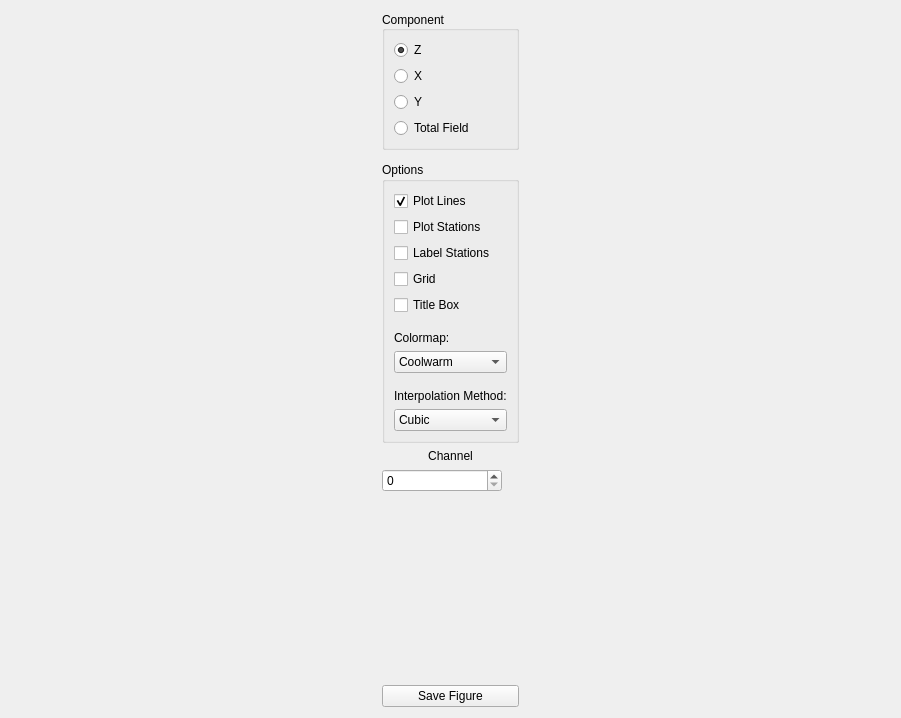
This is src/qt_ui/contour_map.ui in Eric-Meunier/Processor-Suite as Qt 5 draws it before an edit. The edited form follows.
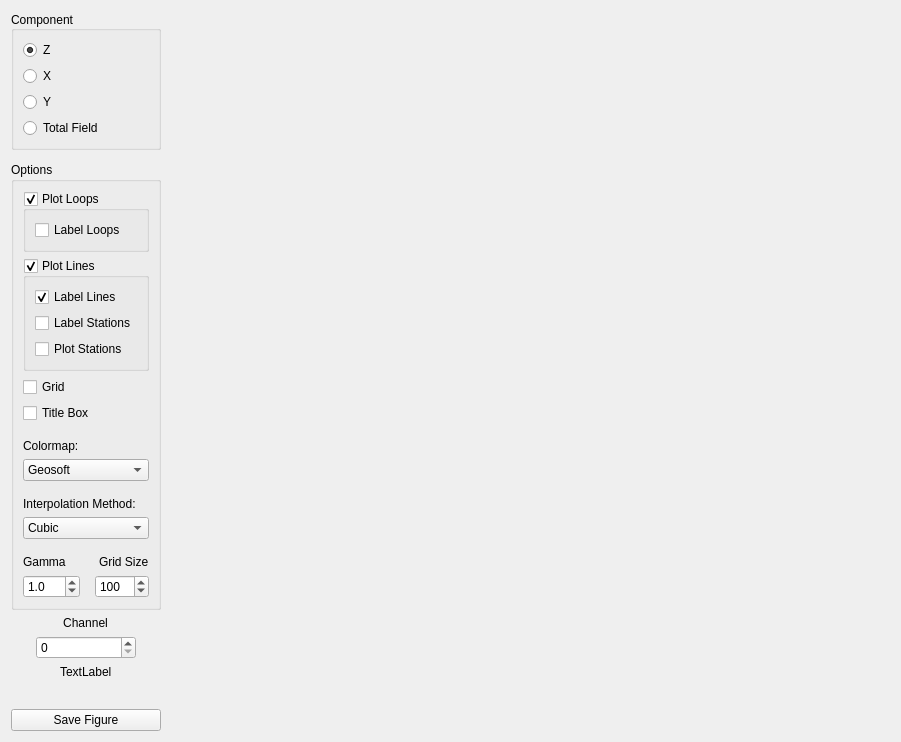
This is the edited form.

Commit message: Added channel time to ContourMap

```diff
--- a/src/qt_ui/contour_map.ui
+++ b/src/qt_ui/contour_map.ui
@@ -14,29 +14,100 @@
    <string>Form</string>
   </property>
   <layout class="QGridLayout" name="gridLayout">
-   <item row="4" column="0">
+   <item row="5" column="0" alignment="Qt::AlignHCenter">
     <widget class="QSpinBox" name="channel_spinbox">
      <property name="sizePolicy">
-      <sizepolicy hsizetype="Preferred" vsizetype="Fixed">
+      <sizepolicy hsizetype="Fixed" vsizetype="Preferred">
        <horstretch>0</horstretch>
        <verstretch>0</verstretch>
       </sizepolicy>
      </property>
      <property name="minimumSize">
       <size>
-       <width>0</width>
+       <width>100</width>
        <height>0</height>
       </size>
      </property>
      <property name="maximumSize">
       <size>
-       <width>120</width>
+       <width>16777215</width>
        <height>16777215</height>
       </size>
      </property>
     </widget>
    </item>
-   <item row="3" column="0" alignment="Qt::AlignHCenter">
+   <item row="0" column="0" rowspan="2">
+    <widget class="QGroupBox" name="groupBox_2">
+     <property name="sizePolicy">
+      <sizepolicy hsizetype="Fixed" vsizetype="Preferred">
+       <horstretch>0</horstretch>
+       <verstretch>0</verstretch>
+      </sizepolicy>
+     </property>
+     <property name="minimumSize">
+      <size>
+       <width>150</width>
+       <height>0</height>
+      </size>
+     </property>
+     <property name="maximumSize">
+      <size>
+       <width>150</width>
+       <height>16777215</height>
+      </size>
+     </property>
+     <property name="title">
+      <string>Component</string>
+     </property>
+     <property name="alignment">
+      <set>Qt::AlignLeading|Qt::AlignLeft|Qt::AlignVCenter</set>
+     </property>
+     <property name="flat">
+      <bool>false</bool>
+     </property>
+     <layout class="QVBoxLayout" name="verticalLayout_2">
+      <item>
+       <widget class="QRadioButton" name="z_rbtn">
+        <property name="text">
+         <string>Z</string>
+        </property>
+        <property name="checked">
+         <bool>true</bool>
+        </property>
+       </widget>
+      </item>
+      <item>
+       <widget class="QRadioButton" name="x_rbtn">
+        <property name="text">
+         <string>X</string>
+        </property>
+       </widget>
+      </item>
+      <item>
+       <widget class="QRadioButton" name="y_rbtn">
+        <property name="text">
+         <string>Y</string>
+        </property>
+       </widget>
+      </item>
+      <item>
+       <widget class="QRadioButton" name="tf_rbtn">
+        <property name="text">
+         <string>Total Field</string>
+        </property>
+       </widget>
+      </item>
+     </layout>
+    </widget>
+   </item>
+   <item row="0" column="1" rowspan="12" colspan="2">
+    <layout class="QGridLayout" name="map_layout">
+     <property name="sizeConstraint">
+      <enum>QLayout::SetDefaultConstraint</enum>
+     </property>
+    </layout>
+   </item>
+   <item row="4" column="0" alignment="Qt::AlignHCenter">
     <widget class="QLabel" name="label">
      <property name="text">
       <string>Channel</string>
@@ -46,102 +117,250 @@
      </property>
     </widget>
    </item>
-   <item row="5" column="0">
+   <item row="13" column="0">
+    <widget class="QPushButton" name="save_figure_btn">
+     <property name="text">
+      <string>Save Figure</string>
+     </property>
+    </widget>
+   </item>
+   <item row="13" column="1">
+    <spacer name="horizontalSpacer">
+     <property name="orientation">
+      <enum>Qt::Horizontal</enum>
+     </property>
+     <property name="sizeType">
+      <enum>QSizePolicy::Fixed</enum>
+     </property>
+     <property name="sizeHint" stdset="0">
+      <size>
+       <width>10</width>
+       <height>20</height>
+      </size>
+     </property>
+    </spacer>
+   </item>
+   <item row="11" column="0">
     <spacer name="verticalSpacer">
      <property name="orientation">
       <enum>Qt::Vertical</enum>
      </property>
+     <property name="sizeType">
+      <enum>QSizePolicy::Expanding</enum>
+     </property>
      <property name="sizeHint" stdset="0">
       <size>
-       <width>20</width>
-       <height>40</height>
+       <width>0</width>
+       <height>0</height>
       </size>
      </property>
     </spacer>
    </item>
-   <item row="2" column="0">
+   <item row="13" column="2">
+    <layout class="QVBoxLayout" name="toolbar_layout">
+     <property name="spacing">
+      <number>6</number>
+     </property>
+     <property name="sizeConstraint">
+      <enum>QLayout::SetDefaultConstraint</enum>
+     </property>
+    </layout>
+   </item>
+   <item row="3" column="0">
     <widget class="QGroupBox" name="groupBox">
+     <property name="sizePolicy">
+      <sizepolicy hsizetype="Fixed" vsizetype="Preferred">
+       <horstretch>0</horstretch>
+       <verstretch>0</verstretch>
+      </sizepolicy>
+     </property>
      <property name="minimumSize">
       <size>
        <width>130</width>
        <height>0</height>
       </size>
      </property>
+     <property name="maximumSize">
+      <size>
+       <width>150</width>
+       <height>16777215</height>
+      </size>
+     </property>
      <property name="title">
       <string>Options</string>
      </property>
-     <layout class="QVBoxLayout" name="verticalLayout">
-      <item>
-       <widget class="QCheckBox" name="plot_lines_cbox">
+     <layout class="QGridLayout" name="gridLayout_2">
+      <item row="14" column="0">
+       <widget class="QDoubleSpinBox" name="gamma_spinbox">
+        <property name="sizePolicy">
+         <sizepolicy hsizetype="Maximum" vsizetype="Fixed">
+          <horstretch>0</horstretch>
+          <verstretch>0</verstretch>
+         </sizepolicy>
+        </property>
+        <property name="decimals">
+         <number>1</number>
+        </property>
+        <property name="singleStep">
+         <double>0.100000000000000</double>
+        </property>
+        <property name="value">
+         <double>1.000000000000000</double>
+        </property>
+       </widget>
+      </item>
+      <item row="9" column="0" colspan="2">
+       <spacer name="verticalSpacer_2">
+        <property name="orientation">
+         <enum>Qt::Vertical</enum>
+        </property>
+        <property name="sizeType">
+         <enum>QSizePolicy::Minimum</enum>
+        </property>
+        <property name="sizeHint" stdset="0">
+         <size>
+          <width>20</width>
+          <height>10</height>
+         </size>
+        </property>
+       </spacer>
+      </item>
+      <item row="7" column="0" colspan="2">
+       <widget class="QLabel" name="label_2">
         <property name="text">
+         <string>Colormap:</string>
+        </property>
+       </widget>
+      </item>
+      <item row="1" column="0" colspan="2">
+       <widget class="QGroupBox" name="plot_lines_cbox">
+        <property name="title">
          <string>Plot Lines</string>
         </property>
-        <property name="checked">
+        <property name="flat">
          <bool>true</bool>
         </property>
+        <property name="checkable">
+         <bool>true</bool>
+        </property>
+        <layout class="QVBoxLayout" name="verticalLayout_3">
+         <item>
+          <widget class="QCheckBox" name="label_lines_cbox">
+           <property name="text">
+            <string>Label Lines</string>
+           </property>
+           <property name="checked">
+            <bool>true</bool>
+           </property>
+          </widget>
+         </item>
+         <item>
+          <widget class="QCheckBox" name="label_stations_cbox">
+           <property name="text">
+            <string>Label Stations</string>
+           </property>
+          </widget>
+         </item>
+         <item>
+          <widget class="QCheckBox" name="plot_stations_cbox">
+           <property name="text">
+            <string>Plot Stations</string>
+           </property>
+           <property name="checked">
+            <bool>false</bool>
+           </property>
+          </widget>
+         </item>
+        </layout>
        </widget>
       </item>
-      <item>
-       <widget class="QCheckBox" name="plot_stations_cbox">
-        <property name="text">
-         <string>Plot Stations</string>
+      <item row="11" column="0" colspan="2">
+       <widget class="QComboBox" name="interp_cbox">
+        <item>
+         <property name="text">
+          <string>Cubic</string>
+         </property>
+        </item>
+        <item>
+         <property name="text">
+          <string>Linear</string>
+         </property>
+        </item>
+        <item>
+         <property name="text">
+          <string>Nearest</string>
+         </property>
+        </item>
+       </widget>
+      </item>
+      <item row="14" column="1" alignment="Qt::AlignRight">
+       <widget class="QSpinBox" name="gridsize_spinbox">
+        <property name="sizePolicy">
+         <sizepolicy hsizetype="Maximum" vsizetype="Fixed">
+          <horstretch>0</horstretch>
+          <verstretch>0</verstretch>
+         </sizepolicy>
         </property>
-        <property name="checked">
-         <bool>false</bool>
+        <property name="minimum">
+         <number>5</number>
         </property>
+        <property name="maximum">
+         <number>1000</number>
+        </property>
+        <property name="singleStep">
+         <number>10</number>
+        </property>
+        <property name="value">
+         <number>100</number>
+        </property>
        </widget>
       </item>
-      <item>
-       <widget class="QCheckBox" name="label_stations_cbox">
-        <property name="text">
-         <string>Label Stations</string>
+      <item row="0" column="0" colspan="2">
+       <widget class="QGroupBox" name="plot_loops_cbox">
+        <property name="title">
+         <string>Plot Loops</string>
         </property>
+        <property name="flat">
+         <bool>true</bool>
+        </property>
+        <property name="checkable">
+         <bool>true</bool>
+        </property>
+        <layout class="QVBoxLayout" name="verticalLayout">
+         <item>
+          <widget class="QCheckBox" name="label_loops_cbox">
+           <property name="text">
+            <string>Label Loops</string>
+           </property>
+          </widget>
+         </item>
+        </layout>
        </widget>
       </item>
-      <item>
+      <item row="4" column="0" colspan="2">
        <widget class="QCheckBox" name="grid_cbox">
         <property name="text">
          <string>Grid</string>
         </property>
        </widget>
       </item>
-      <item>
+      <item row="5" column="0" colspan="2">
        <widget class="QCheckBox" name="title_box_cbox">
         <property name="text">
          <string>Title Box</string>
         </property>
-       </widget>
-      </item>
-      <item>
-       <spacer name="verticalSpacer_3">
-        <property name="orientation">
-         <enum>Qt::Vertical</enum>
+        <property name="checked">
+         <bool>false</bool>
         </property>
-        <property name="sizeType">
-         <enum>QSizePolicy::Minimum</enum>
-        </property>
-        <property name="sizeHint" stdset="0">
-         <size>
-          <width>20</width>
-          <height>10</height>
-         </size>
-        </property>
-       </spacer>
-      </item>
-      <item>
-       <widget class="QLabel" name="label_2">
-        <property name="text">
-         <string>Colormap:</string>
-        </property>
        </widget>
       </item>
-      <item>
+      <item row="8" column="0" colspan="2">
        <widget class="QComboBox" name="cmap_cbox">
         <property name="currentText">
-         <string>Coolwarm</string>
+         <string>Geosoft</string>
         </property>
         <property name="currentIndex">
-         <number>2</number>
+         <number>3</number>
         </property>
         <item>
          <property name="text">
@@ -158,6 +377,11 @@
           <string>Coolwarm</string>
          </property>
         </item>
+        <item>
+         <property name="text">
+          <string>Geosoft</string>
+         </property>
+        </item>
         <item>
          <property name="text">
           <string>KBC</string>
@@ -180,8 +404,24 @@
         </item>
        </widget>
       </item>
-      <item>
-       <spacer name="verticalSpacer_2">
+      <item row="12" column="0" colspan="2">
+       <spacer name="verticalSpacer_4">
+        <property name="orientation">
+         <enum>Qt::Vertical</enum>
+        </property>
+        <property name="sizeType">
+         <enum>QSizePolicy::Fixed</enum>
+        </property>
+        <property name="sizeHint" stdset="0">
+         <size>
+          <width>20</width>
+          <height>10</height>
+         </size>
+        </property>
+       </spacer>
+      </item>
+      <item row="6" column="0" colspan="2">
+       <spacer name="verticalSpacer_3">
         <property name="orientation">
          <enum>Qt::Vertical</enum>
         </property>
@@ -196,101 +436,43 @@
         </property>
        </spacer>
       </item>
-      <item>
+      <item row="13" column="1" alignment="Qt::AlignRight">
+       <widget class="QLabel" name="label_5">
+        <property name="sizePolicy">
+         <sizepolicy hsizetype="Maximum" vsizetype="Preferred">
+          <horstretch>0</horstretch>
+          <verstretch>0</verstretch>
+         </sizepolicy>
+        </property>
+        <property name="text">
+         <string>Grid Size</string>
+        </property>
+       </widget>
+      </item>
+      <item row="13" column="0">
+       <widget class="QLabel" name="label_4">
+        <property name="text">
+         <string>Gamma</string>
+        </property>
+       </widget>
+      </item>
+      <item row="10" column="0" colspan="2">
        <widget class="QLabel" name="label_3">
         <property name="text">
          <string>Interpolation Method:</string>
         </property>
        </widget>
       </item>
-      <item>
-       <widget class="QComboBox" name="interp_cbox">
-        <item>
-         <property name="text">
-          <string>Cubic</string>
-         </property>
-        </item>
-        <item>
-         <property name="text">
-          <string>Linear</string>
-         </property>
-        </item>
-        <item>
-         <property name="text">
-          <string>Nearest</string>
-         </property>
-        </item>
-       </widget>
-      </item>
      </layout>
     </widget>
    </item>
-   <item row="0" column="0">
-    <widget class="QGroupBox" name="groupBox_2">
-     <property name="minimumSize">
-      <size>
-       <width>130</width>
-       <height>0</height>
-      </size>
-     </property>
-     <property name="title">
-      <string>Component</string>
-     </property>
-     <property name="alignment">
-      <set>Qt::AlignLeading|Qt::AlignLeft|Qt::AlignVCenter</set>
-     </property>
-     <property name="flat">
-      <bool>false</bool>
-     </property>
-     <layout class="QVBoxLayout" name="verticalLayout_2">
-      <item>
-       <widget class="QRadioButton" name="z_rbtn">
-        <property name="text">
-         <string>Z</string>
-        </property>
-        <property name="checked">
-         <bool>true</bool>
-        </property>
-       </widget>
-      </item>
-      <item>
-       <widget class="QRadioButton" name="x_rbtn">
-        <property name="text">
-         <string>X</string>
-        </property>
-       </widget>
-      </item>
-      <item>
-       <widget class="QRadioButton" name="y_rbtn">
-        <property name="text">
-         <string>Y</string>
-        </property>
-       </widget>
-      </item>
-      <item>
-       <widget class="QRadioButton" name="tf_rbtn">
-        <property name="text">
-         <string>Total Field</string>
-        </property>
-       </widget>
-      </item>
-     </layout>
-    </widget>
-   </item>
-   <item row="6" column="0">
-    <widget class="QPushButton" name="save_figure_btn">
+   <item row="6" column="0" alignment="Qt::AlignHCenter">
+    <widget class="QLabel" name="time_label">
      <property name="text">
-      <string>Save Figure</string>
+      <string>TextLabel</string>
      </property>
     </widget>
    </item>
-   <item row="0" column="1" rowspan="7">
-    <layout class="QGridLayout" name="map_layout">
-     <property name="sizeConstraint">
-      <enum>QLayout::SetDefaultConstraint</enum>
-     </property>
-    </layout>
-   </item>
   </layout>
  </widget>
  <resources/>
```
The commit also changes 4 other files.
